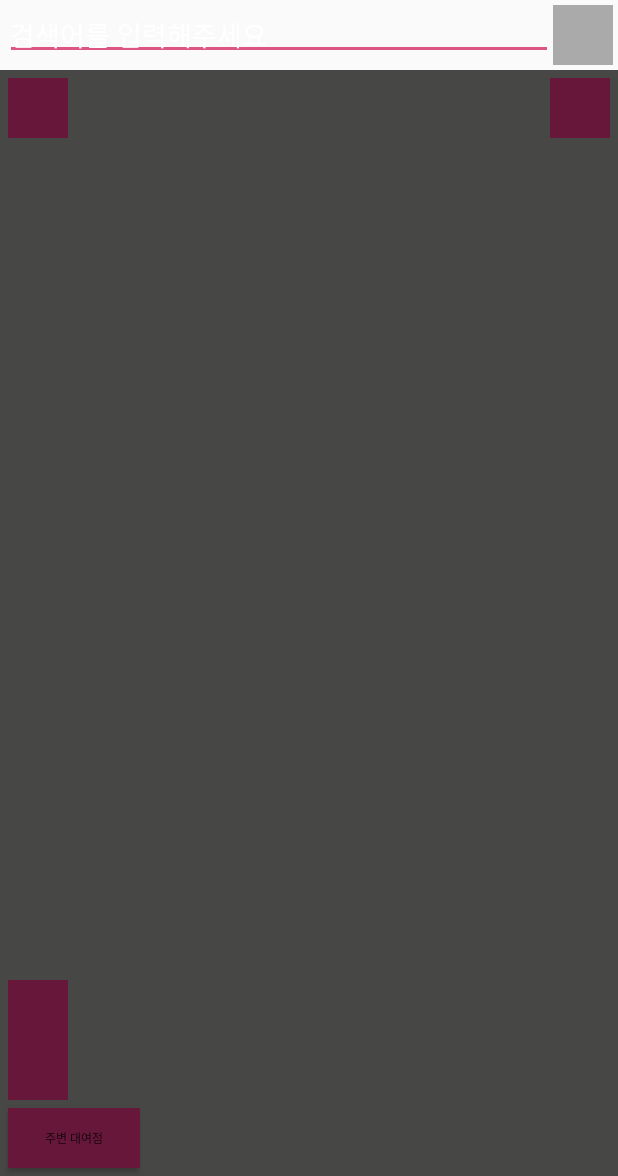
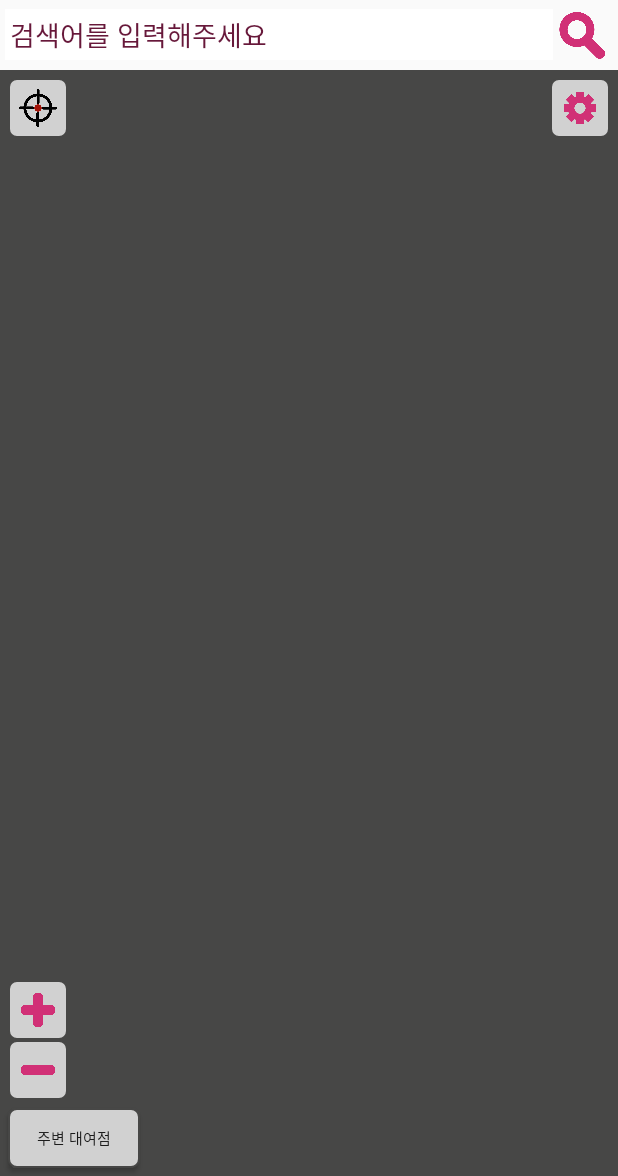
Before and after one commit to dev-elf/Hanbok2Rang, an Android app: the screen it shows after launch (MainActivity), on a phone screen of 412 x 824 dp, the part 60-1236 px from its top. Run offline under Robolectric (Android 15) with nearby library versions, the phone set to English and light mode, and no system bars; our stand-ins replace Picasso; libraries missing offline, so code that uses them is left out: net.daum.mf; pictures from the network do not load; 10 statements that could not run were skipped.

Commit message:
ui upgrade

```diff
--- a/app/src/main/AndroidManifest.xml
+++ b/app/src/main/AndroidManifest.xml
@@ -4,7 +4,7 @@
 
     <uses-permission android:name="android.permission.INTERNET"/>
     <uses-permission android:name="android.permission.ACCESS_FINE_LOCATION"/>
-
+    <uses-permission android:name="android.permission.CALL_PHONE" />
     <application
         android:allowBackup="true"
         android:name=".AppController"
--- a/app/src/main/java/mountainq/organization/dongguk/hanbokapp/MainActivity.java
+++ b/app/src/main/java/mountainq/organization/dongguk/hanbokapp/MainActivity.java
@@ -7,6 +7,7 @@ import android.content.DialogInterface;
 import android.content.Intent;
 import android.graphics.Color;
 import android.graphics.drawable.Drawable;
+import android.net.Uri;
 import android.os.AsyncTask;
 import android.os.Bundle;
 import android.support.v4.app.ActivityCompat;
@@ -16,10 +17,10 @@ import android.view.View;
 import android.view.ViewGroup;
 import android.view.inputmethod.InputMethodManager;
 import android.widget.EditText;
-import android.widget.FrameLayout;
 import android.widget.ImageView;
 import android.widget.LinearLayout;
 import android.widget.ListView;
+import android.widget.RelativeLayout;
 import android.widget.TextView;
 import android.widget.Toast;
 
@@ -82,7 +83,7 @@ public class MainActivity extends NavigationDrawerActivity implements MapView.Op
     /**
      * 맵뷰를 가져오기
      */
-    FrameLayout mainContainer;
+    RelativeLayout container;
 
 
     /**
@@ -106,7 +107,7 @@ public class MainActivity extends NavigationDrawerActivity implements MapView.Op
     protected void onCreate(Bundle savedInstanceState) {
         super.onCreate(savedInstanceState, R.layout.activity_main);
         mContext = this;
-        mainContainer = (FrameLayout) findViewById(R.id.mapFrame);
+        container = (RelativeLayout) findViewById(R.id.container);
         searchListView = (ListView) findViewById(R.id.searchListView);
         searchEditText = (EditText) findViewById(R.id.searchet);
         bookMarkListView = (ListView) findViewById(R.id.bookMarkListView);
@@ -147,9 +148,12 @@ public class MainActivity extends NavigationDrawerActivity implements MapView.Op
     public void onFloatingButtonClickListener(View v){
         switch (v.getId()){
             case R.id.mapFunctionMyLocation:
-                if(mapView.getCurrentLocationTrackingMode().toString()=="TrackingModeOff"){
+                ImageView imgview = (ImageView)findViewById(R.id.mapFunctionMyLocation);
+                if(mapView.getCurrentLocationTrackingMode().toString().equals("TrackingModeOff")){
+                    imgview.setImageResource(R.drawable.my_location_1);
                     mapView.setCurrentLocationTrackingMode(MapView.CurrentLocationTrackingMode.TrackingModeOnWithoutHeading);
                 }else{
+                    imgview.setImageResource(R.drawable.my_location_2);
                     mapView.setCurrentLocationTrackingMode(MapView.CurrentLocationTrackingMode.TrackingModeOff);
                     mapView.setShowCurrentLocationMarker(false);
                 }
@@ -320,7 +324,7 @@ public class MainActivity extends NavigationDrawerActivity implements MapView.Op
             Log.d("Test", "parsed item : " + items.toString());
             if(param.equals(KEYWORD)){
                 searchListView.setAdapter(locationAdapter);
-//            showList();
+                showLIst();
 //            searchEditText.setTextColor(StaticData.WHITE_TEXT_COLOR);
 //            searchEditText.setBackgroundColor(StaticData.MAIN_COLOR);
 
@@ -492,7 +496,7 @@ public class MainActivity extends NavigationDrawerActivity implements MapView.Op
             textViewTitle.setText(item.title);
             TextView textViewDesc = (TextView) mCalloutBalloon.findViewById(R.id.desc);
             textViewDesc.setText(item.address);
-            imageViewBadge.setImageDrawable(createDrawableFromUrl(item.imageUrl));
+//            imageViewBadge.setImageDrawable(createDrawableFromUrl(item.imageUrl));
             return mCalloutBalloon;
         }
 
@@ -526,7 +530,9 @@ public class MainActivity extends NavigationDrawerActivity implements MapView.Op
 
         for (int i = 0; i < itemList.size(); i++) {
             Item item = itemList.get(i);
-
+//            Bitmap bitmap = BitmapFactory.decodeResource(getResources(), R.drawable.picker_yellow);
+//            bitmap.setHeight(mData.getWidth()/10);
+//            bitmap.setWidth(mData.getWidth()/10);
             MapPOIItem poiItem = new MapPOIItem();
             poiItem.setItemName(item.title);
             poiItem.setTag(i);
@@ -534,9 +540,10 @@ public class MainActivity extends NavigationDrawerActivity implements MapView.Op
             poiItem.setMapPoint(mapPoint);
             mapPointBounds.add(mapPoint);
             poiItem.setMarkerType(MapPOIItem.MarkerType.CustomImage);
-            poiItem.setCustomImageResourceId(R.drawable.map_pin_blue);
+            poiItem.setCustomImageResourceId(R.drawable.picker_yellow);
             poiItem.setSelectedMarkerType(MapPOIItem.MarkerType.CustomImage);
-            poiItem.setCustomSelectedImageResourceId(R.drawable.map_pin_red);
+            poiItem.setCustomSelectedImageResourceId(R.drawable.picker_pink);
+           // poiItem.setCustomSelectedImageBitmap(bitmap);
             poiItem.setCustomImageAutoscale(false);
             poiItem.setCustomImageAnchor(0.5f, 1.0f);
 
@@ -551,7 +558,36 @@ public class MainActivity extends NavigationDrawerActivity implements MapView.Op
             mapView.selectPOIItem(poiItems[0], false);
         }
     }
+    private void showSearchResult(List<Item> itemList) {
+        MapPointBounds mapPointBounds = new MapPointBounds();
 
+        for (int i = 0; i < itemList.size(); i++) {
+            Item item = itemList.get(i);
+
+            MapPOIItem poiItem = new MapPOIItem();
+            poiItem.setItemName(item.title);
+            poiItem.setTag(i);
+            MapPoint mapPoint = MapPoint.mapPointWithGeoCoord(item.latitude, item.longitude);
+            poiItem.setMapPoint(mapPoint);
+            mapPointBounds.add(mapPoint);
+            poiItem.setMarkerType(MapPOIItem.MarkerType.CustomImage);
+            poiItem.setCustomImageResourceId(R.drawable.map_pin_blue);
+            poiItem.setSelectedMarkerType(MapPOIItem.MarkerType.CustomImage);
+            poiItem.setCustomSelectedImageResourceId(R.drawable.map_pin_yellow);
+            poiItem.setCustomImageAutoscale(false);
+            poiItem.setCustomImageAnchor(0.5f, 1.0f);
+
+            mapView.addPOIItem(poiItem);
+            mTagItemMap.put(poiItem.getTag(), item);
+        }
+
+        mapView.moveCamera(CameraUpdateFactory.newMapPointBounds(mapPointBounds));
+
+        MapPOIItem[] poiItems = mapView.getPOIItems();
+        if (poiItems.length > 0) {
+            mapView.selectPOIItem(poiItems[0], false);
+        }
+    }
     private Drawable createDrawableFromUrl(String url) {
         try {
             InputStream is = (InputStream) this.fetch(url);
@@ -576,26 +612,38 @@ public class MainActivity extends NavigationDrawerActivity implements MapView.Op
     public void onCalloutBalloonOfPOIItemTouched(MapView mapView, MapPOIItem mapPOIItem, MapPOIItem.CalloutBalloonButtonType calloutBalloonButtonType) {
         final Item item = mTagItemMap.get(mapPOIItem.getTag());
         StringBuilder sb = new StringBuilder();
-        sb.append("id=").append(item.id).append("\n");
-        sb.append("title=").append(item.title).append("\n");
-        sb.append("imageUrl=").append(item.imageUrl).append("\n");
-        sb.append("address=").append(item.address).append("\n");
-        sb.append("newAddress=").append(item.newAddress).append("\n");
-        sb.append("zipcode=").append(item.zipcode).append("\n");
-        sb.append("phone=").append(item.phone).append("\n");
-        sb.append("category=").append(item.category).append("\n");
-        sb.append("longitude=").append(item.longitude).append("\n");
-        sb.append("latitude=").append(item.latitude).append("\n");
-        sb.append("distance=").append(item.distance).append("\n");
-        sb.append("direction=").append(item.direction).append("\n");
+//        sb.append("id=").append(item.id).append("\n");
+//        sb.append("title=").append(item.title).append("\n");
+//        sb.append("imageUrl=").append(item.imageUrl).append("\n");
+//        sb.append("address=").append(item.address).append("\n");
+//        sb.append("newAddress=").append(item.newAddress).append("\n");
+//        sb.append("zipcode=").append(item.zipcode).append("\n");
+//        sb.append("phone=").append(item.phone).append("\n");
+//        sb.append("category=").append(item.category).append("\n");
+//        sb.append("longitude=").append(item.longitude).append("\n");
+//        sb.append("latitude=").append(item.latitude).append("\n");
+//        sb.append("distance=").append(item.distance).append("\n");
+//        sb.append("direction=").append(item.direction).append("\n");
 //        Toast.makeText(this, sb.toString(), Toast.LENGTH_SHORT).show();
+        sb.append(item.title).append("\n");
+        sb.append(item.address).append("\n");
+        sb.append(item.phone).append("\n");
         AlertDialog.Builder alertDialog = new AlertDialog.Builder(this);
-        alertDialog.setTitle("DaumMapLibrarySample");
+        alertDialog.setIcon(R.mipmap.ic_launcher);
+        alertDialog.setTitle("한복이랑");
         alertDialog.setMessage( sb.toString());
-        alertDialog.setPositiveButton("OK", new DialogInterface.OnClickListener() {
+        alertDialog.setPositiveButton("관광지추천받기", new DialogInterface.OnClickListener() {
             @Override
             public void onClick(DialogInterface dialog, int which) {
                 searchByLocation(item.longitude, item.latitude);
+            }
+        });
+        alertDialog.setNegativeButton("닫기",null);
+        alertDialog.setNeutralButton("전화 걸기", new DialogInterface.OnClickListener() {
+            @Override
+            public void onClick(DialogInterface dialog, int which) {
+                Intent call_intent = new Intent(Intent.ACTION_DIAL, Uri.parse("tel:"+item.phone));
+                startActivity(call_intent);
             }
         });
         alertDialog.show();
@@ -613,4 +661,23 @@ public class MainActivity extends NavigationDrawerActivity implements MapView.Op
     @Override
     public void onPOIItemSelected(MapView mapView, MapPOIItem mapPOIItem) {
     }
+
+    private void showLIst(){
+        searchListView.setVisibility(View.VISIBLE);
+        container.setVisibility(View.GONE);
+        showBackBtn();
+    }
+
+    private void hideList(){
+        searchListView.setVisibility(View.GONE);
+        container.setVisibility(View.VISIBLE);
+        hideBackBtn();
+    }
+
+    @Override
+    public void onBackPressed() {
+        if(searchListView.getVisibility() == View.VISIBLE){
+            hideList();
+        } else super.onBackPressed();
+    }
 }
--- /dev/null
+++ b/app/src/main/res/drawable/zz_btn_bg.xml
@@ -0,0 +1,17 @@
+<?xml version="1.0" encoding="utf-8"?>
+<selector xmlns:android="http://schemas.android.com/apk/res/android">
+    <item android:state_pressed="true">
+        <shape android:shape="rectangle">
+            <solid android:color="@color/colorPrimaryDark" />
+            <stroke android:width="1dp" android:color="@color/darkGrayText" />
+            <corners android:radius="5dp" />
+        </shape>
+    </item>
+    <item>
+        <shape android:shape="rectangle">
+            <solid android:color="#d1d1d1" />
+            <stroke android:width="1dp" android:color="@color/darkGrayText" />
+            <corners android:radius="5dp" />
+        </shape>
+    </item>
+</selector>
--- a/app/src/main/res/layout/custom_callout_balloon.xml
+++ b/app/src/main/res/layout/custom_callout_balloon.xml
@@ -13,11 +13,11 @@
 
         <ImageView
             android:id="@+id/badge"
-            android:layout_width="wrap_content"
+            android:layout_width="30dp"
             android:layout_height="match_parent"
             android:layout_marginRight="5dp"
             android:adjustViewBounds="true"
-            android:src="@drawable/ic_launcher" >
+            android:src="@drawable/star_off" >
         </ImageView>
 
         <LinearLayout
@@ -48,6 +48,7 @@
                 android:layout_height="wrap_content"
                 android:ellipsize="end"
                 android:singleLine="true"
+                android:maxLength="13"
                 android:text="custom marker desc."
                 android:textColor="#ff7f7f7f"
                 android:textSize="14sp" />
--- a/app/src/main/res/layout/zz_mainview.xml
+++ b/app/src/main/res/layout/zz_mainview.xml
@@ -41,17 +41,18 @@
                 android:hint="검색어를 입력해주세요"
                 android:padding="3dp"
                 android:paddingLeft="15dp"
+                android:background="@color/whiteText"
                 android:singleLine="true"
-                android:textColor="@color/whiteText"
-                android:textColorHint="@color/whiteText" />
+                android:textColor="@color/darkGrayText"
+                android:textColorHint="@color/colorPrimaryDark" />
 
             <ImageView
                 android:id="@+id/searchbtn"
                 android:onClick="onFloatingButtonClickListener"
                 android:layout_width="40dp"
                 android:layout_height="40dp"
-                android:background="@android:color/darker_gray"
                 android:padding="3dp"
+                android:src="@drawable/search"
                 android:scaleType="centerInside" />
         </LinearLayout>
 
@@ -74,55 +75,58 @@
                     android:visibility="visible" />
 
                 <ImageView
+                    style="@style/floatingBtn"
                     android:id="@+id/mapFunctionMyLocation"
                     android:layout_width="40dp"
                     android:layout_height="40dp"
                     android:layout_margin="5dp"
-                    android:background="@color/colorPrimaryDark"
                     android:onClick="onFloatingButtonClickListener"
                     android:scaleType="centerInside"
-                    android:text="내 위치"
-                    android:textSize="10sp" />
+                    android:src="@drawable/my_location_1"
+                     />
 
                 <ImageView
+                    style="@style/floatingBtn"
                     android:layout_margin="5dp"
                     android:id="@+id/mapFunctionSetting"
                     android:layout_width="40dp"
                     android:layout_height="40dp"
+                    android:src="@drawable/setting"
                     android:layout_alignParentRight="true"
-                    android:background="@color/colorPrimaryDark"
                     android:onClick="onFloatingButtonClickListener" />
 
                 <ImageView
+                    style="@style/floatingBtn"
                     android:layout_marginLeft="5dp"
                     android:layout_marginStart="5dp"
                     android:id="@+id/mapFunctionZoomIn"
                     android:layout_width="40dp"
                     android:layout_height="40dp"
+                    android:src="@drawable/z_in"
                     android:layout_above="@+id/mapFunctionZoomOut"
-                    android:background="@color/colorPrimaryDark"
                     android:onClick="onFloatingButtonClickListener" />
 
                 <ImageView
+                    style="@style/floatingBtn"
                     android:layout_marginLeft="5dp"
                     android:layout_marginStart="5dp"
+                    android:src="@drawable/z_out"
                     android:id="@+id/mapFunctionZoomOut"
                     android:layout_width="40dp"
                     android:layout_height="40dp"
                     android:layout_above="@+id/mapFunctionNear"
-                    android:background="@color/colorPrimaryDark"
                     android:onClick="onFloatingButtonClickListener" />
 
                 <Button
+                    style="@style/floatingBtn"
                     android:layout_margin="5dp"
                     android:id="@+id/mapFunctionNear"
                     android:layout_width="wrap_content"
                     android:layout_height="40dp"
                     android:layout_alignParentBottom="true"
-                    android:background="@color/colorPrimaryDark"
                     android:onClick="onFloatingButtonClickListener"
                     android:text="주변 대여점"
-                    android:textSize="8sp" />
+                    android:textSize="10sp" />
 
             </RelativeLayout>
 
--- a/app/src/main/res/layout/zz_toolbar.xml
+++ b/app/src/main/res/layout/zz_toolbar.xml
@@ -30,14 +30,18 @@
         android:text="@string/app_name"
         android:textColor="@color/whiteText" />
 
-    <ImageView
+    <Button
         android:id="@+id/backBtn"
         android:layout_width="32dp"
         android:layout_height="32dp"
+        android:layout_alignParentRight="true"
         android:layout_centerVertical="true"
-        android:layout_marginLeft="10dp"
-        android:layout_marginStart="10dp"
+        android:layout_marginEnd="10dp"
+        android:layout_marginRight="10dp"
         android:scaleType="centerInside"
+        android:text="취소"
+        android:textColor="@color/whiteText"
+        android:textSize="9sp"
         android:visibility="gone" />
 
 </RelativeLayout>
--- a/app/src/main/res/values/styles.xml
+++ b/app/src/main/res/values/styles.xml
@@ -36,4 +36,9 @@
         <item name="android:textColor">@color/whiteText</item>
     </style>
 
+    <style name="floatingBtn">
+        <item name="android:background">@drawable/zz_btn_bg</item>
+        <item name="android:padding">6dp</item>
+    </style>
+
 </resources>
```
Also changed, not shown: app/src/main/java/mountainq/organization/dongguk/hanbokapp/activities/SActivity.java (+26 -7 lines), app/src/main/res/drawable/my_location.png (added), app/src/main/res/drawable/my_location_1.png (added), app/src/main/res/drawable/my_location_2.png (added), app/src/main/res/drawable/picker_green.png (added), app/src/main/res/drawable/picker_pink.png (added), app/src/main/res/drawable/picker_yellow.png (added), app/src/main/res/drawable/search.png (added), app/src/main/res/drawable/setting.png (added), app/src/main/res/drawable/star_off.png (added), app/src/main/res/drawable/star_on.png (added), app/src/main/res/drawable/z_in.png (added), app/src/main/res/drawable/z_out.png (added).
